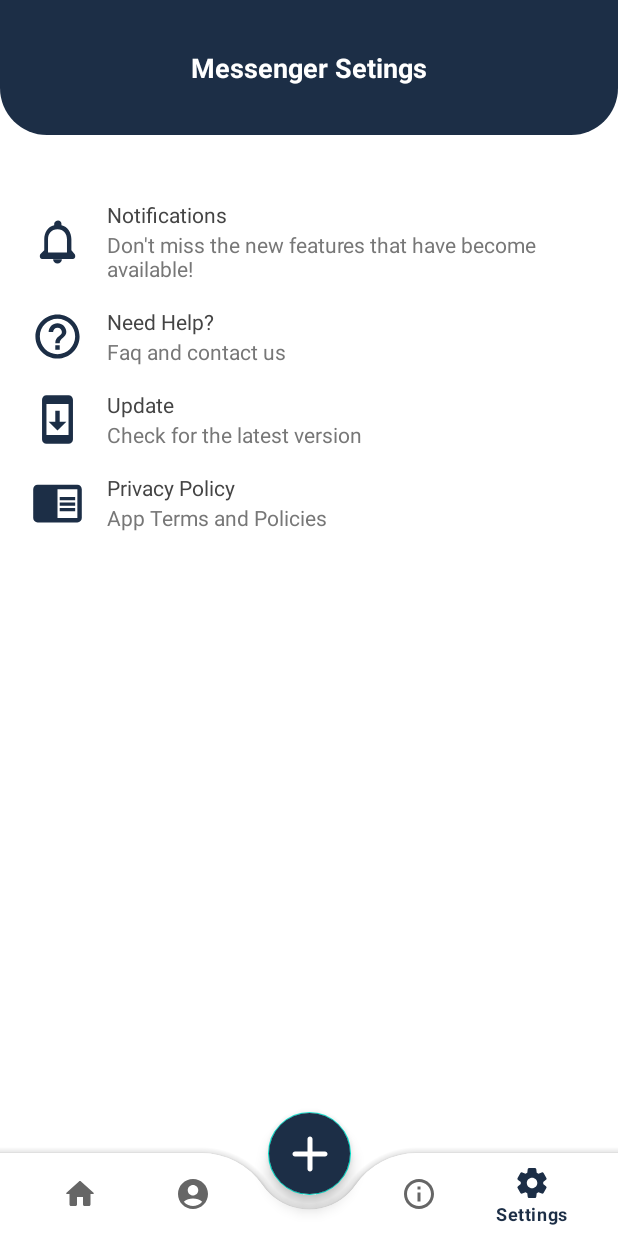
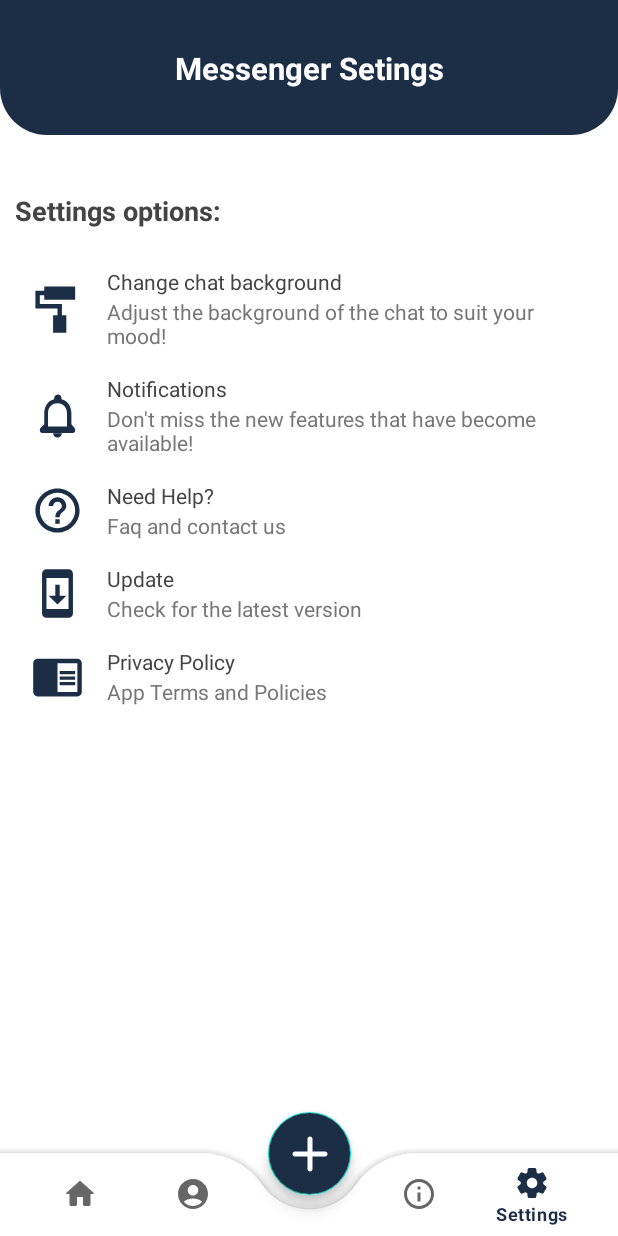
Before and after one commit to alad1n0/chatapp, an Android app: the SettingsActivity screen opened directly, with no data from a screen before it, on a phone screen of 412 x 824 dp. Run offline under Robolectric (Android 15) with nearby library versions, the phone set to English and light mode, and no system bars; our stand-ins replace sdp/ssp sizes.

Commit message:
addUpdateSettings

```diff
--- /dev/null
+++ b/app/src/main/res/drawable/ic_change_background_chat.xml
@@ -0,0 +1,5 @@
+<vector xmlns:android="http://schemas.android.com/apk/res/android" android:height="24dp" android:tint="#202054" android:viewportHeight="24" android:viewportWidth="24" android:width="24dp">
+
+    <path android:fillColor="@android:color/white" android:pathData="M20,2v6H6V6H4v4h10v5h2v8h-6v-8h2v-3H2V4h4V2"/>
+
+</vector>
--- a/app/src/main/res/layout/activity_private_policy.xml
+++ b/app/src/main/res/layout/activity_private_policy.xml
@@ -32,7 +32,7 @@
         android:text="@string/privacy_policy"
         android:textColor="@color/white"
         android:textStyle="bold"
-        android:textSize="@dimen/_14ssp"
+        android:textSize="@dimen/_16ssp"
         app:layout_constraintBottom_toBottomOf="@+id/headerBackground"
         app:layout_constraintEnd_toEndOf="@+id/headerBackground"
         app:layout_constraintStart_toStartOf="@+id/headerBackground"
--- a/app/src/main/res/layout/activity_settings.xml
+++ b/app/src/main/res/layout/activity_settings.xml
@@ -22,7 +22,7 @@
         android:text="@string/messenger_setings"
         android:textColor="@color/white"
         android:textStyle="bold"
-        android:textSize="@dimen/_14ssp"
+        android:textSize="@dimen/_16ssp"
         app:layout_constraintBottom_toBottomOf="@+id/headerBackground"
         app:layout_constraintEnd_toEndOf="@+id/headerBackground"
         app:layout_constraintStart_toStartOf="@+id/headerBackground"
@@ -36,6 +36,76 @@
         app:layout_constraintTop_toBottomOf="@+id/headerBackground"
         tools:ignore="MissingConstraints">
 
+        <TextView
+            android:id="@+id/textSettings"
+            android:layout_width="wrap_content"
+            android:layout_height="wrap_content"
+            android:layout_gravity="center"
+            android:layout_marginStart="10dp"
+            android:layout_marginTop="5dp"
+            android:layout_marginEnd="10dp"
+            android:text="Settings options:"
+            android:textColor="#444"
+            android:textStyle="bold"
+            android:textSize="@dimen/_14ssp" />
+
+        <RelativeLayout
+            android:id="@+id/changeBackgroundChat"
+            android:layout_width="match_parent"
+            android:layout_height="wrap_content"
+            android:layout_marginStart="10dp"
+            android:layout_marginTop="20dp"
+            android:layout_marginEnd="10dp"
+            android:layout_below="@+id/textSettings"
+            android:background="@drawable/button_selector"
+            android:clickable="true"
+            android:focusable="true"
+            android:gravity="center_vertical"
+            android:padding="5dp">
+
+            <ImageView
+                android:id="@+id/StImage5"
+                android:layout_width="35dp"
+                android:layout_height="35dp"
+                android:layout_alignParentStart="true"
+                android:layout_centerVertical="true"
+                android:layout_marginStart="5dp"
+                android:layout_marginTop="0dp"
+                android:layout_marginEnd="10dp"
+                android:scaleType="centerCrop"
+                android:src="@drawable/ic_change_background_chat"
+                app:tint="@color/primary"
+                tools:ignore="ContentDescription" />
+
+            <TextView
+                android:id="@+id/St_5"
+                android:layout_width="wrap_content"
+                android:layout_height="wrap_content"
+                android:layout_marginStart="5dp"
+                android:layout_marginEnd="15dp"
+                android:layout_marginBottom="0dp"
+                android:layout_toEndOf="@+id/StImage5"
+                android:gravity="start"
+                android:text="@string/change_chat_background"
+                android:textColor="#444"
+                android:textSize="14sp" />
+
+            <TextView
+                android:id="@+id/d_5"
+                android:layout_width="wrap_content"
+                android:layout_height="wrap_content"
+                android:layout_marginStart="5dp"
+                android:layout_marginTop="20dp"
+                android:layout_marginEnd="15dp"
+                android:layout_marginBottom="0dp"
+                android:layout_toEndOf="@+id/StImage5"
+                android:gravity="start"
+                android:text="@string/adjust_the_background_of_the_chat_to_suit_your_mood"
+                android:textColor="#777"
+                android:textSize="14sp" />
+
+        </RelativeLayout>
+
         <RelativeLayout
             android:id="@+id/notificatioLayout"
             android:layout_width="match_parent"
@@ -43,6 +113,7 @@
             android:layout_marginStart="10dp"
             android:layout_marginTop="5dp"
             android:layout_marginEnd="10dp"
+            android:layout_below="@+id/changeBackgroundChat"
             android:background="@drawable/button_selector"
             android:clickable="true"
             android:focusable="true"
--- a/app/src/main/res/values/strings.xml
+++ b/app/src/main/res/values/strings.xml
@@ -47,4 +47,6 @@
     <string name="if_you_have_any_questions_about_this_privacy_policy_please_contact_us_at_support_myapplicationchat_com">If you have any questions about this Privacy Policy, please contact us at support@myapplicationchat.com.</string>
     <string name="policy_version_1_0_0">Policy Version: 1.0.0</string>
     <string name="privacy_policy">Privacy Policy</string>
+    <string name="change_chat_background">Change chat background</string>
+    <string name="adjust_the_background_of_the_chat_to_suit_your_mood">Adjust the background of the chat to suit your mood!</string>
 </resources>
```
